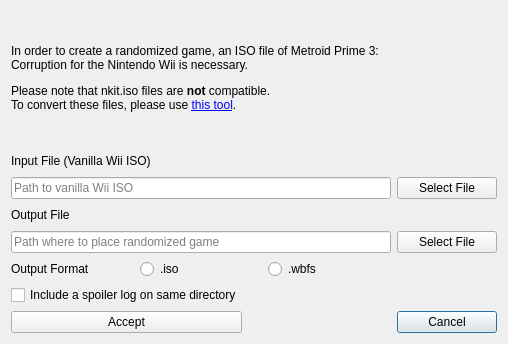
This is randovania/games/prime3/gui/ui_files/corruption_game_export_dialog.ui in Schwork-Corruption/corruptovania as Qt 5 draws it before an edit. The edited form follows.
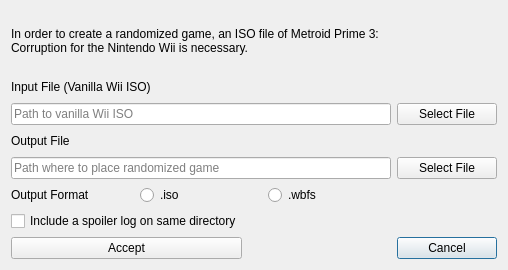
This is the edited form.

Commit message: rollback depececiation text because i dont like it

```diff
--- a/randovania/games/prime3/gui/ui_files/corruption_game_export_dialog.ui
+++ b/randovania/games/prime3/gui/ui_files/corruption_game_export_dialog.ui
@@ -7,7 +7,7 @@
     <x>0</x>
     <y>0</y>
     <width>508</width>
-    <height>344</height>
+    <height>270</height>
    </rect>
   </property>
   <property name="windowTitle">
@@ -37,7 +37,7 @@
    <item row="0" column="0" colspan="2">
     <widget class="QLabel" name="description_label">
      <property name="text">
-      <string>&lt;html&gt;&lt;head/&gt;&lt;body&gt;&lt;p&gt;In order to create a randomized game, an ISO file of Metroid Prime 3: Corruption for the Nintendo Wii is necessary.&lt;/p&gt;&lt;p&gt;Please note that nkit.iso files are &lt;b&gt;not&lt;/b&gt; compatible.&lt;br&gt;&lt;/br&gt; To convert these files, please use &lt;a href = &quot;https://gbatemp.net/download/nkit.36157/&quot;&gt;this tool&lt;/a&gt;.&lt;/p&gt;&lt;/body&gt;&lt;/html&gt;</string>
+      <string>&lt;html&gt;&lt;head/&gt;&lt;body&gt;&lt;p&gt;In order to create a randomized game, an ISO file of Metroid Prime 3: Corruption for the Nintendo Wii is necessary.&lt;/p&gt;&lt;/body&gt;&lt;/html&gt;</string>
      </property>
      <property name="wordWrap">
       <bool>true</bool>
```
